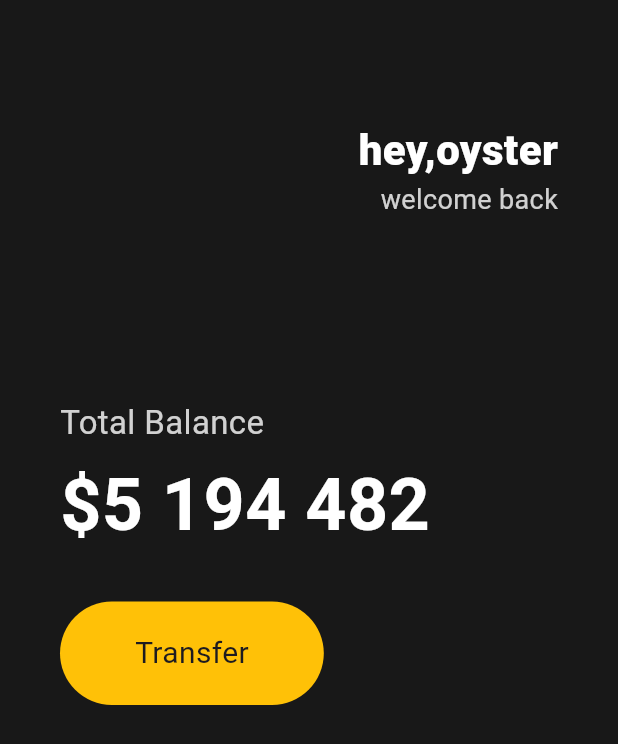
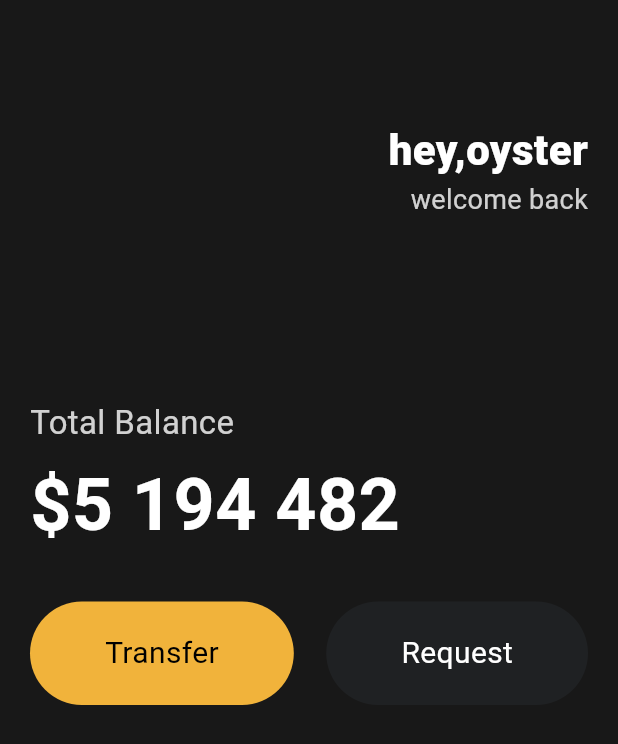
Before and after one commit to oysterjung/Flutter_Practice, a Flutter app: the screen it shows after launch, on a phone screen of 412 x 824 dp. Shown: the top 744 px of the screen. Run offline on Flutter 3.47's test engine with Material 3 defaults, Android fonts, the phone set to English and light mode, and no system bars.

Commit message:
feat: 버튼 생성 및 리팩토링
버튼 생성, 리팩토링 위한 공통버튼 생성

```diff
--- a/lib/main.dart
+++ b/lib/main.dart
@@ -1,4 +1,5 @@
 import 'package:flutter/material.dart';
+import 'package:toonflix/widget/Button.dart';
 
 void main() {
   runApp(App());
@@ -11,7 +12,9 @@ class App extends StatelessWidget {
       home: Scaffold(
           backgroundColor: Color(0xFF181818),
           body: Padding(
-            padding: EdgeInsets.symmetric(horizontal: 40),
+            padding: EdgeInsets.symmetric(
+              horizontal: 20,
+            ),
             child: Column(
               crossAxisAlignment: CrossAxisAlignment.start,
               children: [
@@ -67,25 +70,18 @@ class App extends StatelessWidget {
                   height: 30,
                 ),
                 Row(
+                  mainAxisAlignment: MainAxisAlignment.spaceBetween,
                   children: [
-                    Container(
-                      decoration: BoxDecoration(
-                        color: Colors.amber,
-                        borderRadius: BorderRadius.circular(45),
-                      ),
-                      child: Padding(
-                        padding: EdgeInsets.symmetric(
-                          vertical: 20,
-                          horizontal: 50,
-                        ),
-                        child: Text(
-                          'Transfer',
-                          style: TextStyle(
-                            fontSize: 20,
-                          ),
-                        ),
-                      ),
-                    )
+                    Button(
+                      text: 'Transfer',
+                      bgColor: const Color(0xFFF1B33B),
+                      textColor: Colors.black,
+                    ),
+                    Button(
+                      text: 'Request',
+                      bgColor: const Color(0xFF1F2123),
+                      textColor: Colors.white,
+                    ),
                   ],
                 )
               ],
```
